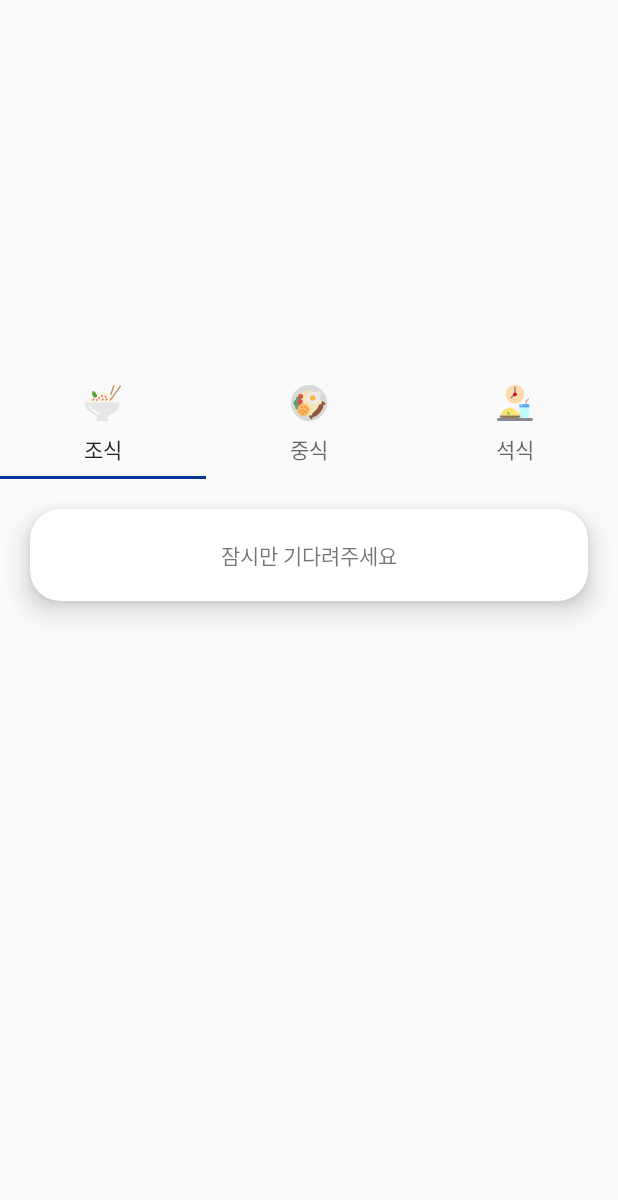
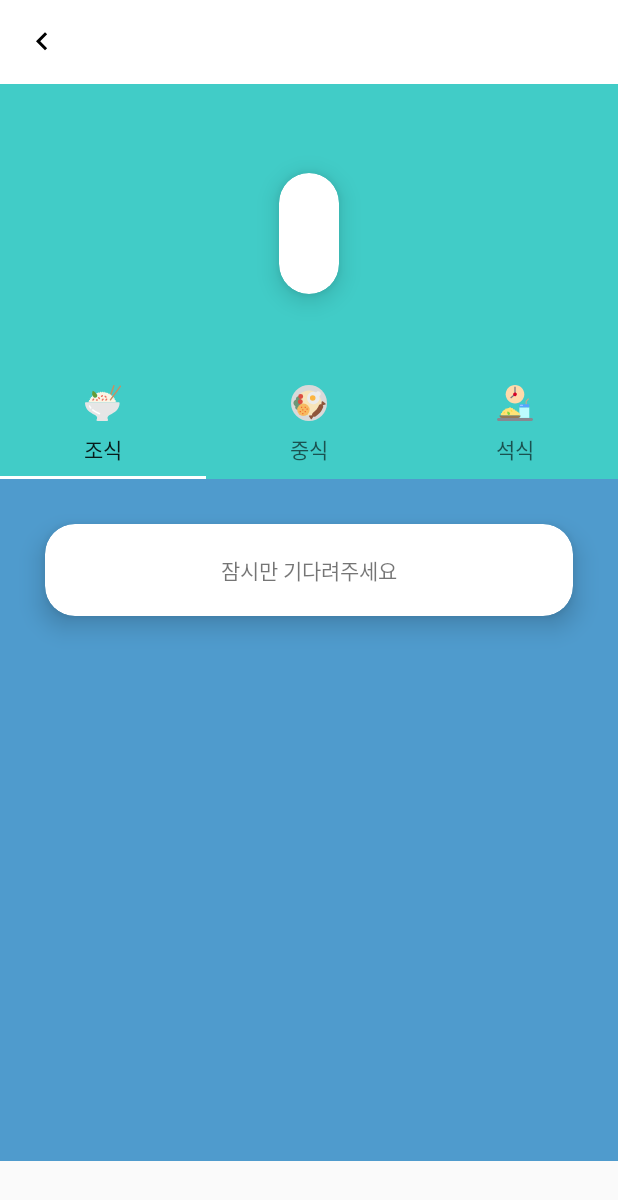
Before and after one commit to terry960302/UnivOfSeoul_MealGuide, an Android app: the SubActivity screen opened directly, with no data from a screen before it, on a phone screen of 412 x 824 dp. Shown: the top 1200 px of the screen. Run offline under Robolectric (Android 15) with nearby library versions, the phone set to English and light mode, and no system bars; our stand-ins replace AdMob; 4 statements that could not run were skipped.

Commit message:
[색 디자인 변경]+[툴바 설정]

```diff
--- a/app/src/main/java/com/example/univofseoul_meal/SubActivity.kt
+++ b/app/src/main/java/com/example/univofseoul_meal/SubActivity.kt
@@ -4,6 +4,9 @@ import androidx.appcompat.app.AppCompatActivity
 import android.os.Bundle
 import com.example.univofseoul_meal.Adapter.TabViewpagerAdapter
 import com.example.univofseoul_meal.Utils.WebCrawlingUtil
+import com.google.android.gms.ads.AdRequest
+import com.google.android.gms.ads.AdView
+import com.google.android.gms.ads.MobileAds
 import kotlinx.android.synthetic.main.activity_sub.*
 
 class SubActivity : AppCompatActivity() {
@@ -12,6 +15,13 @@ class SubActivity : AppCompatActivity() {
     override fun onCreate(savedInstanceState: Bundle?) {
         super.onCreate(savedInstanceState)
         setContentView(R.layout.activity_sub)
+
+        //툴바 설정
+        setSupportActionBar(toolbar_subActivity)
+        supportActionBar?.title = ""
+        supportActionBar?.setDisplayShowHomeEnabled(true)
+        supportActionBar?.setHomeAsUpIndicator(R.drawable.ic_keyboard_arrow_left_black_24dp)
+        supportActionBar?.setDisplayHomeAsUpEnabled(true)
 
         //MainActivity에서 건너온 건물이름과 건물에 해당하는 학식 주소이름
         val intent = this.intent
@@ -22,7 +32,7 @@ class SubActivity : AppCompatActivity() {
         val link = WebCrawlingUtil.getLink(address)
 
         initTabViewpager(link)
-
+        adviewSetting()
     }
 
     private fun initTabViewpager(link : String) {
@@ -33,4 +43,11 @@ class SubActivity : AppCompatActivity() {
         tabLayout_subActivity.getTabAt(1)?.setIcon(R.drawable.ic_lunch)
         tabLayout_subActivity.getTabAt(2)?.setIcon(R.drawable.ic_dinner)
     }
+    private fun adviewSetting(){
+        MobileAds.initialize(this, getString(R.string.admob_app_id))
+
+        val mAdView = findViewById(R.id.adview_subActivity) as AdView
+        val adRequest = AdRequest.Builder().build()
+        mAdView.loadAd(adRequest)
+    }
 }
--- a/app/src/main/java/com/example/univofseoul_meal/Utils/WebCrawlingUtil.kt
+++ b/app/src/main/java/com/example/univofseoul_meal/Utils/WebCrawlingUtil.kt
@@ -29,7 +29,7 @@ object WebCrawlingUtil {
 
             //즉각적으로 ui에 띄워주려면 이 스레드 사용해야함.(화면에 띄우는 건 여기에)
             uiThread {
-                if(textview.text == ""){
+                if(textview.text.length < 10){
                     textview.text = "이 시간은 운영하지 않습니다."
                 }
                 else{
--- /dev/null
+++ b/app/src/main/res/drawable/ic_keyboard_arrow_left_black_24dp.xml
@@ -0,0 +1,9 @@
+<vector xmlns:android="http://schemas.android.com/apk/res/android"
+        android:width="24dp"
+        android:height="24dp"
+        android:viewportWidth="24.0"
+        android:viewportHeight="24.0">
+    <path
+        android:fillColor="#FF000000"
+        android:pathData="M15.41,16.09l-4.58,-4.59 4.58,-4.59L14,5.5l-6,6 6,6z"/>
+</vector>
--- a/app/src/main/res/layout/activity_main.xml
+++ b/app/src/main/res/layout/activity_main.xml
@@ -5,9 +5,9 @@
         xmlns:app="http://schemas.android.com/apk/res-auto"
         android:layout_width="match_parent"
         android:layout_height="match_parent"
-        android:background="@color/colorAccent"
+        android:background="#4F9BCD"
         tools:context=".MainActivity">
-    <androidx.cardview.widget.CardView
+   <androidx.cardview.widget.CardView
             android:layout_width="200dp"
             android:layout_height="150dp"
             app:cardCornerRadius="20dp"
@@ -55,7 +55,7 @@
                 android:layout_width="match_parent"
                 android:layout_height="wrap_content"
                 android:id="@+id/adView"
-                ads:adSize="BANNER"
+                ads:adSize="SMART_BANNER"
                 ads:adUnitId="@string/banner_ad_unit_id"/>
     </LinearLayout>
 </androidx.constraintlayout.widget.ConstraintLayout>
--- a/app/src/main/res/layout/activity_sub.xml
+++ b/app/src/main/res/layout/activity_sub.xml
@@ -6,34 +6,59 @@
         android:layout_width="match_parent"
         android:layout_height="match_parent"
         tools:context=".SubActivity">
+    <androidx.appcompat.widget.Toolbar
+            android:id="@+id/toolbar_subActivity"
+            android:background="@color/colorAccent"
+            android:layout_width="match_parent"
+            android:layout_height="wrap_content"
+            app:layout_constraintStart_toStartOf="parent"
+            app:layout_constraintEnd_toEndOf="parent"
+            app:layout_constraintTop_toTopOf="parent"></androidx.appcompat.widget.Toolbar>
+    <androidx.constraintlayout.widget.ConstraintLayout
+            android:background="#41CCC7"
+            android:orientation="vertical"
+            android:layout_width="0dp"
+            android:layout_height="0dp"
+            app:layout_constraintTop_toBottomOf="@+id/toolbar_subActivity"
+            app:layout_constraintBottom_toTopOf="@+id/tabLayout_subActivity" app:layout_constraintEnd_toEndOf="parent"
+            app:layout_constraintStart_toStartOf="parent" android:id="@+id/linearLayout2">
+        <androidx.cardview.widget.CardView
+                android:layout_gravity="center_vertical|center_horizontal"
+                android:padding="10dp"
+                app:cardElevation="10dp"
+                app:cardCornerRadius="20dp"
+                android:layout_width="wrap_content"
+                android:layout_height="wrap_content" android:layout_marginEnd="8dp"
+                app:layout_constraintEnd_toEndOf="parent" android:layout_marginRight="8dp"
+                android:layout_marginStart="8dp" app:layout_constraintStart_toStartOf="parent"
+                android:layout_marginLeft="8dp" android:layout_marginTop="8dp" app:layout_constraintTop_toTopOf="parent"
+                app:layout_constraintBottom_toBottomOf="parent">
+            <TextView
+                    android:layout_gravity="center"
+                    android:textAlignment="center"
+                    android:text="학관 1층"
+                    android:textSize="30sp"
+                    android:padding="10dp"
+                    android:layout_margin="10dp"
+                    android:transitionName="transitionTitle"
+                    android:layout_width="wrap_content"
+                    android:layout_height="wrap_content"
+                    android:id="@+id/textview_subActivity"/>
+        </androidx.cardview.widget.CardView>
 
-    <TextView
-            android:text="학관 1층"
-            android:textSize="30sp"
-            android:padding="10dp"
-            android:transitionName="transitionTitle"
-            android:layout_width="wrap_content"
-            android:layout_height="wrap_content" app:layout_constraintTop_toTopOf="parent"
-            app:layout_constraintStart_toStartOf="parent" android:layout_marginTop="16dp"
-            android:layout_marginLeft="16dp" android:layout_marginStart="16dp" android:id="@+id/textview_subActivity"/>
+    </androidx.constraintlayout.widget.ConstraintLayout>
+
+
 
 
     <androidx.constraintlayout.widget.Guideline android:layout_width="wrap_content" android:layout_height="wrap_content"
                                                 android:id="@+id/guideline2"
                                                 android:orientation="horizontal"
                                                 app:layout_constraintGuide_percent="0.3"/>
-    <LinearLayout
-            android:orientation="vertical"
-            android:layout_width="0dp"
-            android:layout_height="50dp"
-            app:layout_constraintBottom_toBottomOf="parent"
-            app:layout_constraintEnd_toEndOf="parent"
-            app:layout_constraintStart_toStartOf="parent"
-            android:id="@+id/linearLayout">
-    </LinearLayout>
     <com.google.android.material.tabs.TabLayout
             android:layout_width="0dp"
             android:layout_height="wrap_content"
+            android:background="#41CCC7"
             app:layout_constraintCircleRadius="20dp"
             app:layout_constraintTop_toTopOf="@+id/guideline2" app:layout_constraintStart_toStartOf="parent"
             app:layout_constraintEnd_toEndOf="parent" android:id="@+id/tabLayout_subActivity">
@@ -63,4 +88,20 @@
             app:layout_constraintEnd_toEndOf="parent"
             app:layout_constraintStart_toStartOf="parent"
             app:layout_constraintBottom_toTopOf="@+id/linearLayout" android:id="@+id/viewpager_subActivity"/>
+    <LinearLayout
+            android:orientation="vertical"
+            android:layout_width="0dp"
+            android:layout_height="50dp"
+            app:layout_constraintBottom_toBottomOf="parent"
+            app:layout_constraintEnd_toEndOf="parent"
+            app:layout_constraintStart_toStartOf="parent"
+            android:id="@+id/linearLayout">
+        <com.google.android.gms.ads.AdView
+                xmlns:ads="http://schemas.android.com/apk/res-auto"
+                android:id="@+id/adview_subActivity"
+                android:layout_width="match_parent"
+                android:layout_height="match_parent"
+                ads:adSize="SMART_BANNER"
+                ads:adUnitId="@string/banner_ad_unit_id"></com.google.android.gms.ads.AdView>
+    </LinearLayout>
 </androidx.constraintlayout.widget.ConstraintLayout>
--- a/app/src/main/res/layout/fragment_breakfast.xml
+++ b/app/src/main/res/layout/fragment_breakfast.xml
@@ -2,7 +2,9 @@
 <FrameLayout xmlns:android="http://schemas.android.com/apk/res/android"
              xmlns:tools="http://schemas.android.com/tools"
              android:layout_width="match_parent"
-             android:layout_height="match_parent" xmlns:app="http://schemas.android.com/apk/res-auto"
+             android:layout_height="match_parent"
+             xmlns:app="http://schemas.android.com/apk/res-auto"
+             android:background="#4F9BCD"
              tools:context=".Fragments.breakfastFragment">
 
     <ScrollView
@@ -13,7 +15,7 @@
                 android:layout_height="match_parent"
                 app:cardCornerRadius="20dp"
                 app:cardElevation="10dp"
-                android:layout_margin="20dp">
+                android:layout_margin="30dp">
             <TextView
                     android:text="잠시만 기다려주세요"
                     android:textAlignment="center"
--- a/app/src/main/res/layout/fragment_dinner.xml
+++ b/app/src/main/res/layout/fragment_dinner.xml
@@ -2,7 +2,9 @@
 <FrameLayout xmlns:android="http://schemas.android.com/apk/res/android"
              xmlns:tools="http://schemas.android.com/tools"
              android:layout_width="match_parent"
-             android:layout_height="match_parent" xmlns:app="http://schemas.android.com/apk/res-auto"
+             android:layout_height="match_parent"
+             xmlns:app="http://schemas.android.com/apk/res-auto"
+             android:background="#5B538C"
              tools:context=".Fragments.dinnerFragment">
 
     <ScrollView
@@ -13,7 +15,7 @@
                 android:layout_height="match_parent"
                 app:cardCornerRadius="20dp"
                 app:cardElevation="10dp"
-                android:layout_margin="20dp">
+                android:layout_margin="30dp">
             <TextView
                     android:text="잠시만 기다려주세요"
                     android:textAlignment="center"
--- a/app/src/main/res/layout/fragment_lunch.xml
+++ b/app/src/main/res/layout/fragment_lunch.xml
@@ -2,7 +2,9 @@
 <FrameLayout xmlns:android="http://schemas.android.com/apk/res/android"
              xmlns:tools="http://schemas.android.com/tools"
              android:layout_width="match_parent"
-             android:layout_height="match_parent" xmlns:app="http://schemas.android.com/apk/res-auto"
+             android:layout_height="match_parent"
+             xmlns:app="http://schemas.android.com/apk/res-auto"
+             android:background="#4775A9"
              tools:context=".Fragments.lunchFragment">
 
     <ScrollView
@@ -13,7 +15,7 @@
                 android:layout_height="match_parent"
                 app:cardCornerRadius="20dp"
                 app:cardElevation="10dp"
-                android:layout_margin="20dp">
+                android:layout_margin="30dp">
             <TextView
                     android:text="잠시만 기다려주세요"
                     android:textAlignment="center"
--- a/app/src/main/res/values/colors.xml
+++ b/app/src/main/res/values/colors.xml
@@ -1,6 +1,6 @@
 <?xml version="1.0" encoding="utf-8"?>
 <resources>
-    <color name="colorPrimary">#033697</color>
-    <color name="colorPrimaryDark">#033697</color>
-    <color name="colorAccent">#033697</color>
+    <color name="colorPrimary">#e6e6e6</color>
+    <color name="colorPrimaryDark">#000</color>
+    <color name="colorAccent">#fff</color>
 </resources>
```
Also changed, not shown: app/src/main/AndroidManifest.xml (+6 -1 lines), app/src/main/res/drawable/asd.PNG (added), app/src/main/res/drawable/background.jpg (added).
